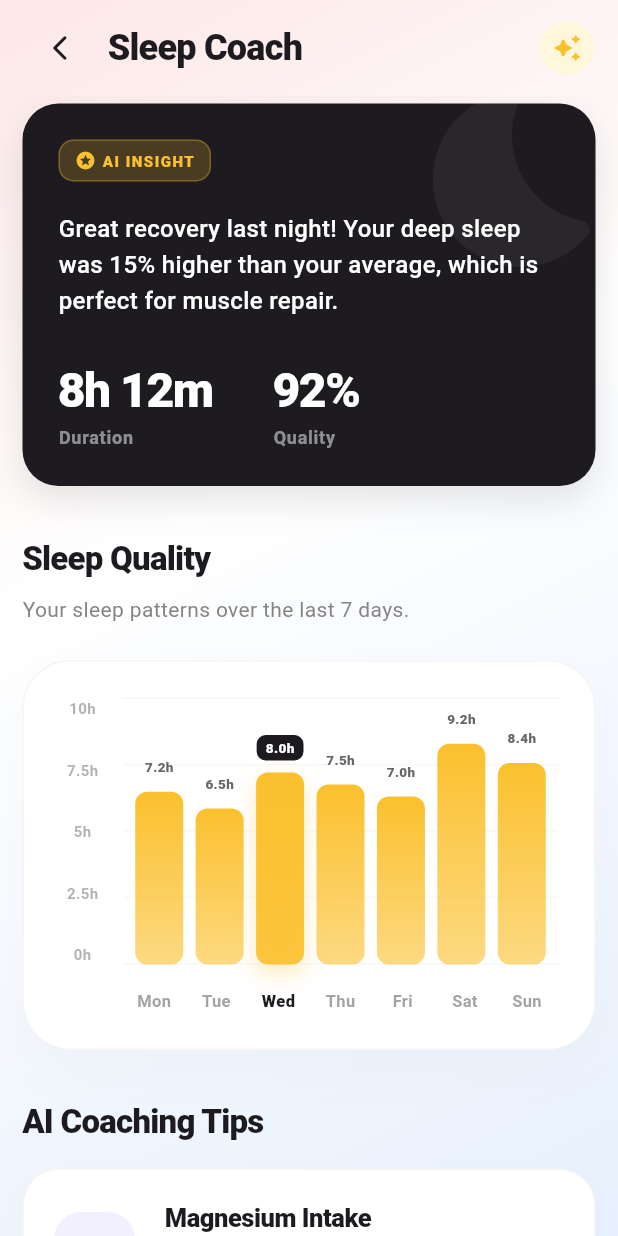
After one commit to sanjaysagar12/ai_heracle_fit, a Flutter app: the screen it shows after launch, after a tap on "8h 12m", on a phone screen of 412 x 824 dp. The commit adds this screen. Run offline on Flutter 3.47's test engine with Material 3 defaults, Android fonts, the light colour scheme and no system bars; network calls fail.

Commit message:
feat: Implement Sleep Coach feature with dedicated screen and data model, and introduce a new AI cards section for the dashboard.

```diff
--- a/lib/page/dashboard/widgets/ai_cards_section.dart
+++ b/lib/page/dashboard/widgets/ai_cards_section.dart
@@ -1,6 +1,7 @@
 import 'package:flutter/material.dart';
 import 'package:ai_heracle_fit/core/theme.dart';
 import 'package:ai_heracle_fit/page/diet_planning/diet_planning_screen.dart';
+import 'package:ai_heracle_fit/page/sleep_coach/sleep_coach_screen.dart';
 
 class AiCardsSection extends StatelessWidget {
   const AiCardsSection({super.key});
@@ -50,13 +51,24 @@ class AiCardsSection extends StatelessWidget {
                     ),
                   ),
                   const SizedBox(height: 16),
-                  _buildProfessionalSmallCard(
+                  InkWell(
+                    onTap: () {
+                      Navigator.push(
+                        context,
+                        MaterialPageRoute(
+                          builder: (context) => const SleepCoachScreen(),
+                        ),
+                      );
+                    },
+                    borderRadius: BorderRadius.circular(26),
+                    child: _buildProfessionalSmallCard(
                       title: 'Sleep Coach',
                       subtitle: 'Circadian Rhythm',
                       icon: Icons.bedtime_rounded,
                       iconBg: const Color(0xFFFFF3E0),
                       iconColor: const Color(0xFFE65100),
                       tag: '8h 12m',
+                    ),
                   ),
                 ],
               ),
--- /dev/null
+++ b/lib/page/sleep_coach/sleep_coach_screen.dart
@@ -0,0 +1,460 @@
+import 'package:flutter/material.dart';
+import 'package:ai_heracle_fit/core/theme.dart';
+import 'package:ai_heracle_fit/page/sleep_coach/sleep_data_model.dart';
+
+class SleepCoachScreen extends StatelessWidget {
+  const SleepCoachScreen({super.key});
+
+  @override
+  Widget build(BuildContext context) {
+    return Scaffold(
+      backgroundColor: Colors.white,
+      body: Stack(
+        children: [
+          // Background Gradient
+          Container(
+            decoration: const BoxDecoration(
+              gradient: LinearGradient(
+                begin: Alignment.topLeft,
+                end: Alignment.bottomRight,
+                colors: [
+                  HeracleTheme.bgPink,
+                  Colors.white,
+                  HeracleTheme.bgBlue,
+                ],
+                stops: [0.0, 0.4, 1.0],
+              ),
+            ),
+          ),
+          SafeArea(
+            child: Column(
+              crossAxisAlignment: CrossAxisAlignment.start,
+              children: [
+                _buildHeader(context),
+                Expanded(
+                  child: SingleChildScrollView(
+                    padding: const EdgeInsets.symmetric(horizontal: 15, vertical: 5),
+                    child: Column(
+                      crossAxisAlignment: CrossAxisAlignment.start,
+                      children: [
+                        _buildAiInsightCard(),
+                        const SizedBox(height: 33),
+                        const Text(
+                          'Sleep Quality',
+                          style: TextStyle(
+                            fontSize: 22,
+                            fontWeight: FontWeight.w800,
+                            color: HeracleTheme.textBlack,
+                            letterSpacing: -0.5,
+                          ),
+                        ),
+                        const SizedBox(height: 8),
+                        Text(
+                          'Your sleep patterns over the last 7 days.',
+                          style: TextStyle(
+                            fontSize: 14,
+                            color: HeracleTheme.textGrey.withOpacity(0.8),
+                          ),
+                        ),
+                        const SizedBox(height: 24),
+                        _buildSleepGraph(),
+                        const SizedBox(height: 32),
+                        const Text(
+                          'AI Coaching Tips',
+                          style: TextStyle(
+                            fontSize: 22,
+                            fontWeight: FontWeight.w800,
+                            color: HeracleTheme.textBlack,
+                            letterSpacing: -0.5,
+                          ),
+                        ),
+                        const SizedBox(height: 16),
+                        ...mockSleepTips.map((tip) => _buildTipCard(tip)),
+                        const SizedBox(height: 20),
+                      ],
+                    ),
+                  ),
+                ),
+              ],
+            ),
+          ),
+        ],
+      ),
+    );
+  }
+
+  Widget _buildHeader(BuildContext context) {
+    return Padding(
+      padding: const EdgeInsets.symmetric(horizontal: 16, vertical: 8),
+      child: Row(
+        children: [
+          IconButton(
+            onPressed: () => Navigator.pop(context),
+            icon: const Icon(Icons.arrow_back_ios_new_rounded, size: 20),
+            color: HeracleTheme.textBlack,
+          ),
+          const SizedBox(width: 8),
+          const Text(
+            'Sleep Coach',
+            style: TextStyle(
+              fontSize: 24,
+              fontWeight: FontWeight.w900,
+              color: HeracleTheme.textBlack,
+              letterSpacing: -0.5,
+            ),
+          ),
+          const Spacer(),
+          Container(
+            padding: const EdgeInsets.all(8),
+            decoration: BoxDecoration(
+              color: HeracleTheme.givingliYellow.withOpacity(0.5),
+              shape: BoxShape.circle,
+            ),
+            child: const Icon(
+              Icons.auto_awesome_rounded,
+              color: HeracleTheme.givingliYellowDark,
+              size: 20,
+            ),
+          ),
+        ],
+      ),
+    );
+  }
+
+  Widget _buildAiInsightCard() {
+    return Container(
+      width: double.infinity,
+      decoration: BoxDecoration(
+        color: const Color(0xFF1D1B20),
+        borderRadius: BorderRadius.circular(24),
+        boxShadow: [
+          BoxShadow(
+            color: Colors.black.withOpacity(0.1),
+            blurRadius: 20,
+            offset: const Offset(0, 10),
+          ),
+        ],
+      ),
+      child: Stack(
+        children: [
+          Positioned(
+            right: -20,
+            top: -20,
+            child: Icon(
+              Icons.bedtime_rounded,
+              size: 140,
+              color: Colors.white.withOpacity(0.05),
+            ),
+          ),
+          Padding(
+            padding: const EdgeInsets.all(24),
+            child: Column(
+              crossAxisAlignment: CrossAxisAlignment.start,
+              children: [
+                Row(
+                  children: [
+                    Container(
+                      padding: const EdgeInsets.symmetric(
+                        horizontal: 10,
+                        vertical: 6,
+                      ),
+                      decoration: BoxDecoration(
+                        color: HeracleTheme.givingliYellowDark.withOpacity(0.2),
+                        borderRadius: BorderRadius.circular(10),
+                        border: Border.all(
+                          color: HeracleTheme.givingliYellowDark.withOpacity(0.3),
+                        ),
+                      ),
+                      child: const Row(
+                        children: [
+                          Icon(
+                            Icons.stars_rounded,
+                            size: 14,
+                            color: HeracleTheme.givingliYellowDark,
+                          ),
+                          SizedBox(width: 4),
+                          Text(
+                            'AI INSIGHT',
+                            style: TextStyle(
+                              color: HeracleTheme.givingliYellowDark,
+                              fontSize: 10,
+                              fontWeight: FontWeight.w900,
+                              letterSpacing: 1,
+                            ),
+                          ),
+                        ],
+                      ),
+                    ),
+                  ],
+                ),
+                const SizedBox(height: 20),
+                const Text(
+                  'Great recovery last night! Your deep sleep was 15% higher than your average, which is perfect for muscle repair.',
+                  style: TextStyle(
+                    color: Colors.white,
+                    fontSize: 16,
+                    height: 1.5,
+                    fontWeight: FontWeight.w500,
+                  ),
+                ),
+                const SizedBox(height: 24),
+                Row(
+                  children: [
+                    _buildSleepStat('8h 12m', 'Duration'),
+                    const SizedBox(width: 40),
+                    _buildSleepStat('92%', 'Quality'),
+                  ],
+                ),
+              ],
+            ),
+          ),
+        ],
+      ),
+    );
+  }
+
+  Widget _buildSleepStat(String value, String label) {
+    return Column(
+      crossAxisAlignment: CrossAxisAlignment.start,
+      children: [
+        Text(
+          value,
+          style: const TextStyle(
+            color: Colors.white,
+            fontSize: 32,
+            fontWeight: FontWeight.w900,
+            letterSpacing: -1,
+          ),
+        ),
+        Text(
+          label,
+          style: TextStyle(
+            color: Colors.white.withOpacity(0.5),
+            fontSize: 12,
+            fontWeight: FontWeight.w700,
+            letterSpacing: 0.5,
+          ),
+        ),
+      ],
+    );
+  }
+
+  Widget _buildSleepGraph() {
+    return Container(
+      height: 260,
+      padding: const EdgeInsets.all(24),
+      decoration: BoxDecoration(
+        color: Colors.white,
+        borderRadius: BorderRadius.circular(32),
+        border: Border.all(color: Colors.black.withOpacity(0.04)),
+        boxShadow: [
+          BoxShadow(
+            color: Colors.black.withOpacity(0.02),
+            blurRadius: 30,
+            offset: const Offset(0, 15),
+          ),
+        ],
+      ),
+      child: Column(
+        children: [
+          Expanded(
+            child: Row(
+              children: [
+                // Y-Axis Labels
+                SizedBox(
+                  width: 30,
+                  child: Column(
+                    mainAxisAlignment: MainAxisAlignment.spaceBetween,
+                    children: ['10h', '7.5h', '5h', '2.5h', '0h'].map((label) =>
+                      Text(
+                        label,
+                        style: TextStyle(
+                          fontSize: 10,
+                          fontWeight: FontWeight.w700,
+                          color: HeracleTheme.textGrey.withOpacity(0.5),
+                        ),
+                      ),
+                    ).toList(),
+                  ),
+                ),
+                const SizedBox(width: 12),
+                // Graph Area
+                Expanded(
+                  child: Stack(
+                    children: [
+                      // Grid Lines
+                      Column(
+                        mainAxisAlignment: MainAxisAlignment.spaceBetween,
+                        children: List.generate(5, (_) =>
+                          Container(
+                            height: 1,
+                            width: double.infinity,
+                            color: Colors.black.withOpacity(0.03),
+                          ),
+                        ),
+                      ),
+                      // Bars
+                      Padding(
+                        padding: const EdgeInsets.symmetric(horizontal: 4),
+                        child: Row(
+                          mainAxisAlignment: MainAxisAlignment.spaceBetween,
+                          crossAxisAlignment: CrossAxisAlignment.end,
+                          children: mockSleepHistory.map((data) {
+                            double heightFactor = data.hours / 10.0;
+                            bool isSelected = data.day == 'Wed';
+
+                            return Expanded(
+                              child: Padding(
+                                padding: const EdgeInsets.symmetric(horizontal: 4),
+                                child: Column(
+                                  mainAxisAlignment: MainAxisAlignment.end,
+                                  children: [
+                                    // Value tooltip-like text
+                                    AnimatedContainer(
+                                      duration: const Duration(milliseconds: 300),
+                                      padding: const EdgeInsets.symmetric(horizontal: 6, vertical: 2),
+                                      decoration: BoxDecoration(
+                                        color: isSelected ? HeracleTheme.textBlack : Colors.transparent,
+                                        borderRadius: BorderRadius.circular(6),
+                                      ),
+                                      child: Text(
+                                        '${data.hours}h',
+                                        style: TextStyle(
+                                          fontSize: 9,
+                                          fontWeight: FontWeight.w800,
+                                          color: isSelected ? Colors.white : HeracleTheme.textGrey,
+                                        ),
+                                      ),
+                                    ),
+                                    const SizedBox(height: 8),
+                                    // The Bar
+                                    Container(
+                                      width: double.infinity,
+                                      constraints: const BoxConstraints(maxWidth: 32),
+                                      height: 160 * heightFactor,
+                                      decoration: BoxDecoration(
+                                        gradient: LinearGradient(
+                                          begin: Alignment.topCenter,
+                                          end: Alignment.bottomCenter,
+                                          colors: [
+                                            HeracleTheme.givingliYellowDark,
+                                            HeracleTheme.givingliYellowDark.withOpacity(isSelected ? 0.9 : 0.6),
+                                          ],
+                                        ),
+                                        borderRadius: BorderRadius.circular(8),
+                                        boxShadow: [
+                                          if (isSelected)
+                                            BoxShadow(
+                                              color: HeracleTheme.givingliYellowDark.withOpacity(0.3),
+                                              blurRadius: 12,
+                                              offset: const Offset(0, 6),
+                                            ),
+                                        ],
+                                      ),
+                                    ),
+                                  ],
+                                ),
+                              ),
+                            );
+                          }).toList(),
+                        ),
+                      ),
+                    ],
+                  ),
+                ),
+              ],
+            ),
+          ),
+          const SizedBox(height: 16),
+          // X-Axis Day Labels
+          Padding(
+            padding: const EdgeInsets.only(left: 42), // Offset for Y-axis
+            child: Row(
+              mainAxisAlignment: MainAxisAlignment.spaceBetween,
+              children: mockSleepHistory.map((data) {
+                bool isSelected = data.day == 'Wed';
+                return Expanded(
+                  child: Center(
+                    child: Text(
+                      data.day,
+                      style: TextStyle(
+                        fontSize: 11,
+                        fontWeight: isSelected ? FontWeight.w900 : FontWeight.w600,
+                        color: isSelected ? HeracleTheme.textBlack : HeracleTheme.textGrey.withOpacity(0.6),
+                      ),
+                    ),
+                  ),
+                );
+              }).toList(),
+            ),
+          ),
+        ],
+      ),
+    );
+  }
+
+  Widget _buildTipCard(SleepTip tip) {
+    return Container(
+      margin: const EdgeInsets.only(bottom: 20),
+      decoration: BoxDecoration(
+        color: Colors.white,
+        borderRadius: BorderRadius.circular(24),
+        border: Border.all(color: Colors.black.withOpacity(0.04)),
+        boxShadow: [
+          BoxShadow(
+            color: Colors.black.withOpacity(0.02),
+            blurRadius: 15,
+            offset: const Offset(0, 8),
+          ),
+        ],
+      ),
+      child: ClipRRect(
+        borderRadius: BorderRadius.circular(24),
+        child: InkWell(
+          onTap: () {},
+          child: Padding(
+            padding: const EdgeInsets.all(20),
+            child: Row(
+              children: [
+                Container(
+                  padding: const EdgeInsets.all(14),
+                  decoration: BoxDecoration(
+                    color: tip.color.withOpacity(0.1),
+                    borderRadius: BorderRadius.circular(18),
+                  ),
+                  child: Icon(tip.icon, color: tip.color, size: 26),
+                ),
+                const SizedBox(width: 20),
+                Expanded(
+                  child: Column(
+                    crossAxisAlignment: CrossAxisAlignment.start,
+                    children: [
+                      Text(
+                        tip.title,
+                        style: const TextStyle(
+                          fontSize: 17,
+                          fontWeight: FontWeight.w800,
+                          color: HeracleTheme.textBlack,
+                          letterSpacing: -0.3,
+                        ),
+                      ),
+                      const SizedBox(height: 6),
+                      Text(
+                        tip.description,
+                        style: TextStyle(
+                          fontSize: 13,
+                          color: HeracleTheme.textGrey.withOpacity(0.85),
+                          height: 1.5,
+                        ),
+                      ),
+                    ],
+                  ),
+                ),
+              ],
+            ),
+          ),
+        ),
+      ),
+    );
+  }
+}
--- /dev/null
+++ b/lib/page/sleep_coach/sleep_data_model.dart
@@ -0,0 +1,58 @@
+import 'package:flutter/material.dart';
+
+class SleepData {
+  final String day;
+  final double hours;
+  final int qualityScore;
+
+  SleepData({
+    required this.day,
+    required this.hours,
+    required this.qualityScore,
+  });
+}
+
+class SleepTip {
+  final String title;
+  final String description;
+  final IconData icon;
+  final Color color;
+
+  SleepTip({
+    required this.title,
+    required this.description,
+    required this.icon,
+    required this.color,
+  });
+}
+
+final List<SleepData> mockSleepHistory = [
+  SleepData(day: 'Mon', hours: 7.2, qualityScore: 82),
+  SleepData(day: 'Tue', hours: 6.5, qualityScore: 75),
+  SleepData(day: 'Wed', hours: 8.0, qualityScore: 90),
+  SleepData(day: 'Thu', hours: 7.5, qualityScore: 85),
+  SleepData(day: 'Fri', hours: 7.0, qualityScore: 80),
+  SleepData(day: 'Sat', hours: 9.2, qualityScore: 95),
+  SleepData(day: 'Sun', hours: 8.4, qualityScore: 88),
+];
+
+final List<SleepTip> mockSleepTips = [
+  SleepTip(
+    title: 'Magnesium Intake',
+    description: 'Try taking magnesium 30 mins before bed for deeper muscle relaxation.',
+    icon: Icons.spa_rounded,
+    color: const Color(0xFF7B61FF),
+  ),
+  SleepTip(
+    title: 'Digital Detox',
+    description: 'Avoid blue light from screens at least 1 hour before your target bedtime.',
+    icon: Icons.phonelink_off_rounded,
+    color: const Color(0xFFE91E63),
+  ),
+  SleepTip(
+    title: 'Optimal Temperature',
+    description: 'Keep your room around 18°C (65°F) for the best restorative sleep.',
+    icon: Icons.ac_unit_rounded,
+    color: const Color(0xFF2196F3),
+  ),
+];
```
Lines whose indentation alone changed are shown as unchanged.
